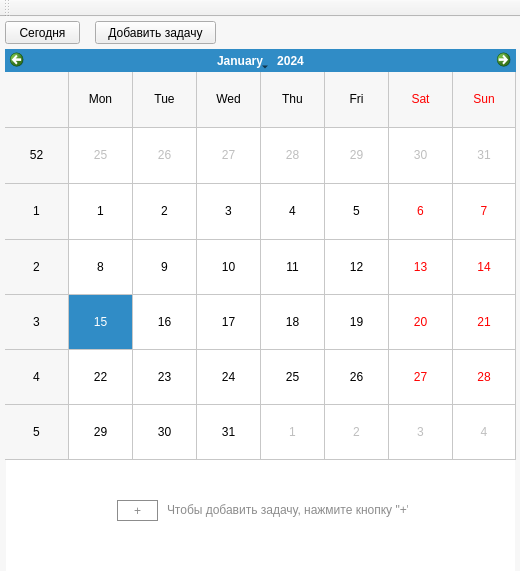
Normandez/ToDoList, file mainwindow.ui: the form before one commit.
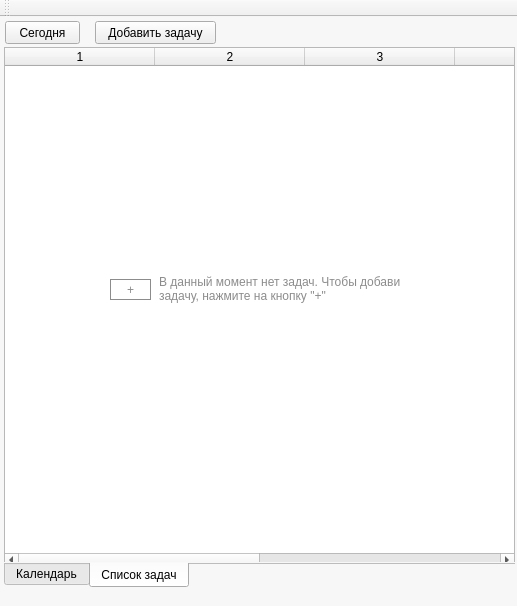
The form after the commit. The open tabs and pages were chosen to show the change.

Commit message: Интерфейс -- реализована и протестена основа макета. Алгоритмы -- реализована базовый, для тестов, обмен данными между формами и их структура в классе формы. Пункты -- 1,2,3(+/-).

```diff
--- a/mainwindow.ui
+++ b/mainwindow.ui
@@ -6,8 +6,8 @@
    <rect>
     <x>0</x>
     <y>0</y>
-    <width>520</width>
-    <height>571</height>
+    <width>517</width>
+    <height>606</height>
    </rect>
   </property>
   <property name="windowTitle">
@@ -19,11 +19,74 @@
 }</string>
   </property>
   <widget class="QWidget" name="centralWidget">
+   <widget class="QPushButton" name="pushButtonToday">
+    <property name="geometry">
+     <rect>
+      <x>5</x>
+      <y>4</y>
+      <width>75</width>
+      <height>23</height>
+     </rect>
+    </property>
+    <property name="text">
+     <string>Сегодня</string>
+    </property>
+   </widget>
+   <widget class="QPushButton" name="pushButtonAddTask_Main">
+    <property name="geometry">
+     <rect>
+      <x>95</x>
+      <y>4</y>
+      <width>121</width>
+      <height>23</height>
+     </rect>
+    </property>
+    <property name="text">
+     <string>Добавить задачу</string>
+    </property>
+   </widget>
+   <widget class="QTabWidget" name="tabWidgetMain">
+    <property name="geometry">
+     <rect>
+      <x>4</x>
+      <y>30</y>
+      <width>511</width>
+      <height>541</height>
+     </rect>
+    </property>
+    <property name="tabPosition">
+     <enum>QTabWidget::South</enum>
+    </property>
+    <property name="tabShape">
+     <enum>QTabWidget::Rounded</enum>
+    </property>
+    <property name="currentIndex">
+     <number>0</number>
+    </property>
+    <property name="usesScrollButtons">
+     <bool>false</bool>
+    </property>
+    <property name="documentMode">
+     <bool>true</bool>
+    </property>
+    <property name="tabsClosable">
+     <bool>false</bool>
+    </property>
+    <property name="movable">
+     <bool>true</bool>
+    </property>
+    <property name="tabBarAutoHide">
+     <bool>false</bool>
+    </property>
+    <widget class="QWidget" name="tabCalendar">
+     <attribute name="title">
+      <string>Календарь</string>
+     </attribute>
    <widget class="QCalendarWidget" name="calendarWidget">
     <property name="geometry">
      <rect>
-      <x>5</x>
-      <y>32</y>
+        <x>0</x>
+        <y>0</y>
       <width>511</width>
       <height>411</height>
      </rect>
@@ -50,11 +113,40 @@
      <bool>true</bool>
     </property>
    </widget>
-   <widget class="QListView" name="listView">
+     <widget class="QPushButton" name="pushButtonAddTask_OnWidget">
     <property name="geometry">
      <rect>
-      <x>6</x>
-      <y>443</y>
+        <x>113</x>
+        <y>451</y>
+        <width>41</width>
+        <height>21</height>
+       </rect>
+      </property>
+      <property name="styleSheet">
+       <string notr="true">QPushButton{
+border:1px solid;
+border-color: rgb(140, 140, 140);
+color: rgb(140, 140, 140);
+}</string>
+      </property>
+      <property name="text">
+       <string>+</string>
+      </property>
+      <property name="autoDefault">
+       <bool>false</bool>
+      </property>
+      <property name="default">
+       <bool>false</bool>
+      </property>
+      <property name="flat">
+       <bool>false</bool>
+      </property>
+     </widget>
+     <widget class="QListWidget" name="listWidgetTasksForDay">
+      <property name="geometry">
+       <rect>
+        <x>1</x>
+        <y>411</y>
       <width>509</width>
       <height>111</height>
      </rect>
@@ -65,27 +157,85 @@
     <property name="frameShadow">
      <enum>QFrame::Sunken</enum>
     </property>
-    <property name="lineWidth">
-     <number>1</number>
-    </property>
-    <property name="midLineWidth">
+     </widget>
+     <widget class="QLabel" name="labelAdd_OnCalendar">
+      <property name="geometry">
+       <rect>
+        <x>162</x>
+        <y>445</y>
+        <width>251</width>
+        <height>31</height>
+       </rect>
+      </property>
+      <property name="styleSheet">
+       <string notr="true">QLabel{
+color: rgb(140, 140, 140);
+}</string>
+      </property>
+      <property name="text">
+       <string>Чтобы добавить задачу, нажмите на кнопку &quot;+&quot;</string>
+      </property>
+     </widget>
+     <zorder>listWidgetTasksForDay</zorder>
+     <zorder>calendarWidget</zorder>
+     <zorder>pushButtonAddTask_OnWidget</zorder>
+     <zorder>labelAdd_OnCalendar</zorder>
+    </widget>
+    <widget class="QWidget" name="tabTaskList">
+     <attribute name="title">
+      <string>Список задач</string>
+     </attribute>
+     <widget class="QTableWidget" name="tableWidgetMainTable">
+      <property name="geometry">
+       <rect>
+        <x>0</x>
+        <y>0</y>
+        <width>511</width>
+        <height>521</height>
+       </rect>
+      </property>
+      <property name="frameShadow">
+       <enum>QFrame::Sunken</enum>
+      </property>
+      <property name="sizeAdjustPolicy">
+       <enum>QAbstractScrollArea::AdjustToContents</enum>
+      </property>
+      <property name="showGrid">
+       <bool>true</bool>
+      </property>
+      <property name="gridStyle">
+       <enum>Qt::SolidLine</enum>
+      </property>
+      <property name="sortingEnabled">
+       <bool>true</bool>
+      </property>
+      <property name="wordWrap">
+       <bool>true</bool>
+      </property>
+      <property name="cornerButtonEnabled">
+       <bool>true</bool>
+      </property>
+      <property name="rowCount">
      <number>0</number>
     </property>
-    <property name="verticalScrollBarPolicy">
-     <enum>Qt::ScrollBarAsNeeded</enum>
-    </property>
-    <property name="autoScroll">
-     <bool>false</bool>
-    </property>
-    <property name="textElideMode">
-     <enum>Qt::ElideRight</enum>
-    </property>
-   </widget>
-   <widget class="QPushButton" name="pushButtonAddTask_OnWidget">
+      <property name="columnCount">
+       <number>6</number>
+      </property>
+      <attribute name="horizontalHeaderDefaultSectionSize">
+       <number>150</number>
+      </attribute>
+      <column/>
+      <column/>
+      <column/>
+      <column/>
+      <column/>
+      <column/>
+     </widget>
+     <widget class="QPushButton" name="pushButtonAddTask_OnTable">
     <property name="geometry">
      <rect>
-      <x>117</x>
-      <y>483</y>
+        <x>106</x>
+        <y>232</y>
       <width>41</width>
       <height>21</height>
      </rect>
@@ -110,37 +260,11 @@
      <bool>false</bool>
     </property>
    </widget>
-   <widget class="QPushButton" name="pushButtonToday">
+     <widget class="QLabel" name="labelAdd_OnTable">
     <property name="geometry">
      <rect>
-      <x>5</x>
-      <y>4</y>
-      <width>75</width>
-      <height>23</height>
-     </rect>
-    </property>
-    <property name="text">
-     <string>Сегодня</string>
-    </property>
-   </widget>
-   <widget class="QPushButton" name="pushButtonAddTask_Main">
-    <property name="geometry">
-     <rect>
-      <x>95</x>
-      <y>4</y>
-      <width>121</width>
-      <height>23</height>
-     </rect>
-    </property>
-    <property name="text">
-     <string>Добавить задачу</string>
-    </property>
-   </widget>
-   <widget class="QLabel" name="label">
-    <property name="geometry">
-     <rect>
-      <x>167</x>
-      <y>477</y>
+        <x>155</x>
+        <y>226</y>
       <width>241</width>
       <height>31</height>
      </rect>
@@ -151,8 +275,11 @@
 }</string>
     </property>
     <property name="text">
-     <string>Чтобы добавить задачу, нажмите кнопку &quot;+&quot;</string>
-    </property>
+       <string>В данный момент нет задач. Чтобы добавить
+задачу, нажмите на кнопку &quot;+&quot;</string>
+      </property>
+     </widget>
+    </widget>
    </widget>
   </widget>
   <widget class="QMenuBar" name="menuBar">
```
Left out of the diff: 2 changed lines with no effect on the pictures. Lines whose indentation alone changed are shown as unchanged. The commit also changes 6 other files.
